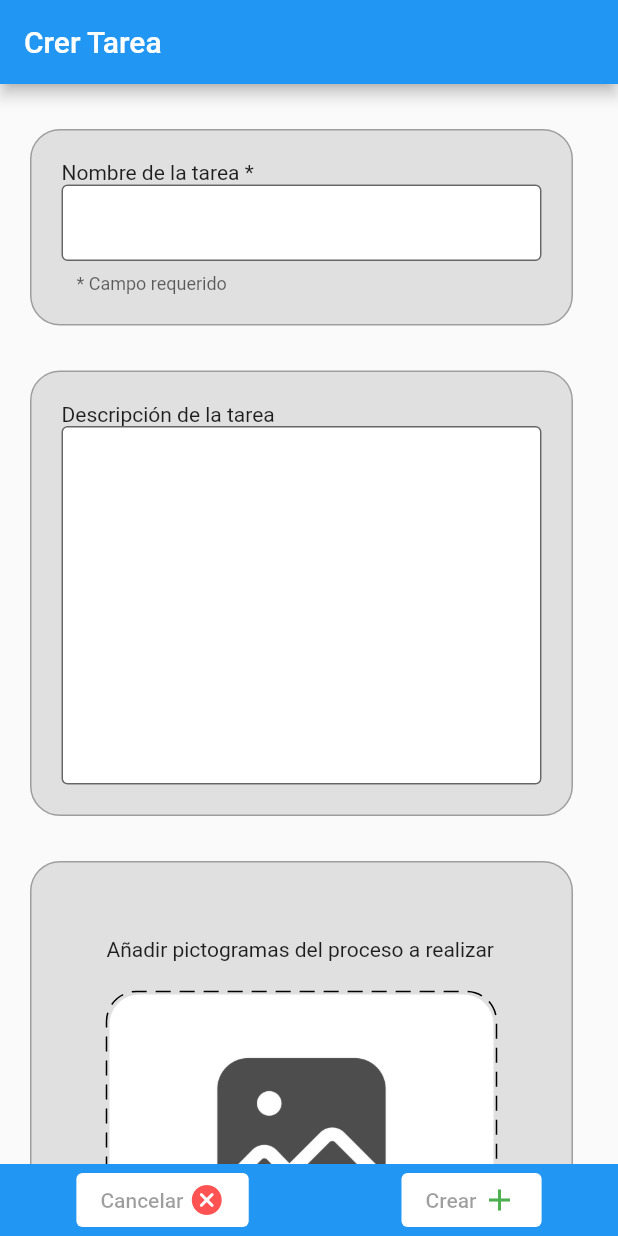
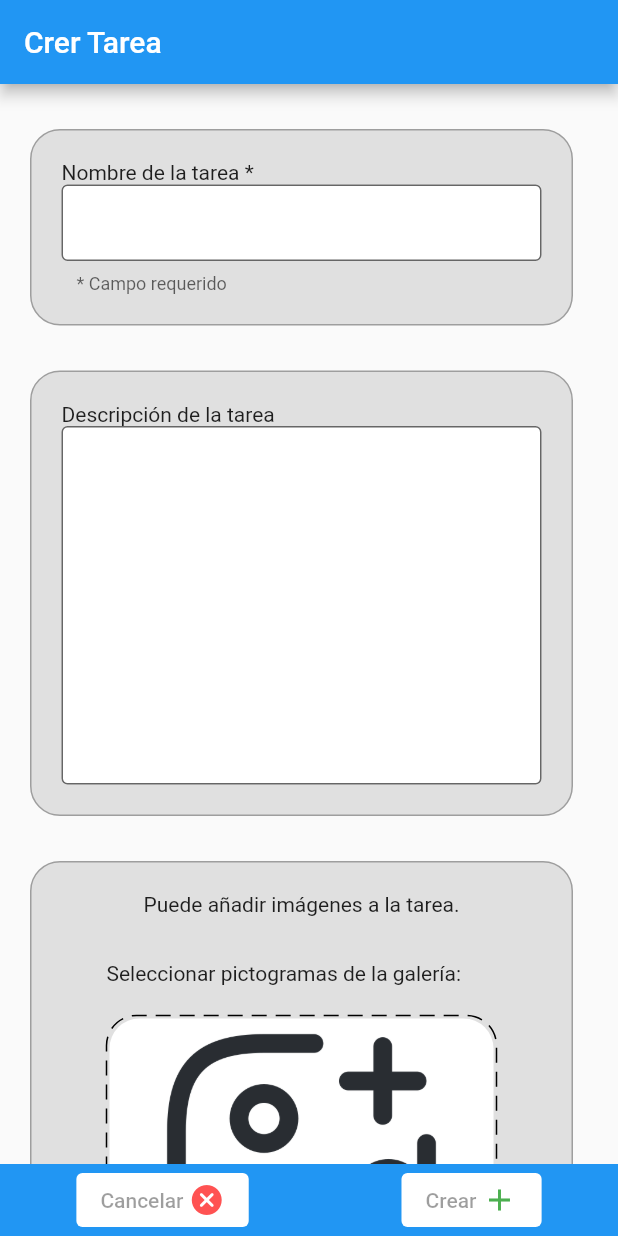
Before and after one commit to DGPAS/DGP_AS, a Flutter app: the screen it shows after launch, on a phone screen of 412 x 824 dp. Run offline on Flutter 3.47's test engine with Material 2 defaults, Android fonts, the phone set to English and light mode, and no system bars; drawn by our look-alikes of dotted_border; our stand-ins replace image_picker.

Commit message:
Avanzado formulario imagenes. Solucionar problema ficheor current_images.dart

```diff
--- a/Dability/lib/Components/form_type.dart
+++ b/Dability/lib/Components/form_type.dart
@@ -1,5 +1,9 @@
-enum FormType {
+enum TextFormType {
   title,
-  description,
-  imagesUpload
+  description
 }
+
+enum ImageFormType {
+  gallery,
+  camera
+}
--- a/Dability/lib/Components/text_form.dart
+++ b/Dability/lib/Components/text_form.dart
@@ -4,7 +4,7 @@ import 'package:dability/Components/form_type.dart';
 class TextForm extends StatefulWidget {
   final bool requiredField;
   final String titulo;
-  final FormType tipo;
+  final TextFormType tipo;
 
   const TextForm({
     Key? key,
@@ -21,15 +21,15 @@ class _TextFormState extends State<TextForm> {
   final _formKey = GlobalKey<FormState>();
   String campoRequerido = "* Campo requerido";
   String titulo = "";
-  FormType tipo = FormType.title;
+  TextFormType tipo = TextFormType.title;
   final bool requiredField;
 
   _TextFormState({required this.requiredField, required this.titulo, required this.tipo});
 
   double getContentPadding () {
-    if (tipo == FormType.title) {
+    if (tipo == TextFormType.title) {
       return 12.0;
-    } else if (tipo == FormType.description) {
+    } else if (tipo == TextFormType.description) {
       return 200.0;
     } else {
       return 12.0; // Valor por defecto
--- a/Dability/lib/Components/upload_form.dart
+++ b/Dability/lib/Components/upload_form.dart
@@ -2,13 +2,13 @@ import 'package:dotted_border/dotted_border.dart';
 import 'package:flutter/material.dart';
 import 'package:dability/Components/form_type.dart';
 import 'package:image_picker/image_picker.dart';
+import 'package:dability/Components/current_images.dart';
 import 'dart:io';
 
 class UploadForm extends StatefulWidget {
   final bool requiredField;
   final String titulo;
-  final FormType tipo;
-  String? pickedFilePath;
+  final ImageFormType tipo;
 
   UploadForm({
     Key? key,
@@ -25,19 +25,18 @@ class _UploadFormState extends State<UploadForm> {
   final _formKey = GlobalKey<FormState>();
   String campoRequerido = "* Campo requerido";
   String titulo = "";
-  FormType tipo = FormType.title;
+  ImageFormType tipo;
   final bool requiredField;
+  List<String> pickedFilePaths = [];
 
   _UploadFormState({required this.requiredField, required this.titulo, required this.tipo});
 
 
-  double getContentPadding () {
-    if (tipo == FormType.title) {
-      return 12.0;
-    } else if (tipo == FormType.description) {
-      return 200.0;
+  ImageSource _getImageSourceType () {
+    if (tipo == ImageFormType.camera) {
+      return ImageSource.camera;
     } else {
-      return 12.0; // Valor por defecto
+      return ImageSource.gallery;
     }
   }
 
@@ -62,14 +61,23 @@ class _UploadFormState extends State<UploadForm> {
               '$titulo${requiredField ? ' *' : ''}',
             ),
           ),
-          Container(
+          GestureDetector(
+            onTap: () async {
+              final picker = ImagePicker();
+              final XFile? pickedFile = await picker.pickImage(source: _getImageSourceType(), imageQuality: 100);
+
+              setState(() {
+                pickedFilePaths.add(pickedFile!.path);
+              });
+            },
+            child: Container(
               margin: const EdgeInsets.only(top: 20),
               child: DottedBorder(
                 color: Colors.black,
                 strokeWidth: 1,
                 dashPattern: [10,6],
                 borderType: BorderType.RRect,
-              radius: Radius.circular(20),
+                radius: const Radius.circular(20),
                 child: Container(
                   height: 200,
                   width: 800,
@@ -81,6 +89,11 @@ class _UploadFormState extends State<UploadForm> {
                 ),
               ),
             ),
+          ),
+
+          Container(
+            child: pickedFilePaths.isNotEmpty ? CurrentImages(images: pickedFilePaths) : const Text('Aqui se mostrarán las imágenes añadidas'),
+          )
         ],
       ),
     );
--- a/Dability/lib/add_task_forms.dart
+++ b/Dability/lib/add_task_forms.dart
@@ -25,7 +25,7 @@ class AddTaskForms extends StatelessWidget {
               ),
               padding: const EdgeInsets.all(20.0),
               margin: const EdgeInsets.only(left: 10.0, right: 20.0),
-              child: const TextForm(requiredField: true, titulo: "Nombre de la tarea", tipo: FormType.title,),
+              child: const TextForm(requiredField: true, titulo: "Nombre de la tarea", tipo: TextFormType.title,),
             ),
             Container(
               decoration: BoxDecoration(
@@ -38,7 +38,7 @@ class AddTaskForms extends StatelessWidget {
               ),
               padding: const EdgeInsets.all(20.0),
               margin: const EdgeInsets.only(left: 10.0, top: 30.0, right: 20.0),
-              child: const TextForm(requiredField: false, titulo: "Descripción de la tarea", tipo: FormType.description),
+              child: const TextForm(requiredField: false, titulo: "Descripción de la tarea", tipo: TextFormType.description),
             ),
             Container(
               decoration: BoxDecoration(
@@ -54,15 +54,21 @@ class AddTaskForms extends StatelessWidget {
               child: Column (
 
                 children: <Widget>[
+                  const Text('Puede añadir imágenes a la tarea.'),
                   Container(
                     padding: const EdgeInsets.all(20.0),
                     margin: const EdgeInsets.only(left: 10.0, top: 10.0, right: 10.0),
-                    child: UploadForm(requiredField: false, titulo: "Añadir pictogramas del proceso a realizar", tipo: FormType.imagesUpload),
+                    child: UploadForm(requiredField: false, titulo: "Seleccionar pictogramas de la galería: ", tipo: ImageFormType.gallery),
+                  ),
+                  Container(
+                    padding: const EdgeInsets.all(20.0),
+                    margin: const EdgeInsets.only(left: 10.0, top: 10.0, right: 10.0),
+                    child: UploadForm(requiredField: false, titulo: "Realizar una foto: ", tipo: ImageFormType.camera),
                   ),
                   Container(
                     padding: const EdgeInsets.all(20.0),
                     margin: const EdgeInsets.only(left: 10.0, top: 30.0, right: 10.0),
-                    child: const TextForm(requiredField: false, titulo: "Descripción de las imágenes", tipo: FormType.description),
+                    child: const TextForm(requiredField: false, titulo: "Descripción de las imágenes", tipo: TextFormType.description),
                   ),
                 ],
               ),
```
Also changed, not shown: Dability/lib/Components/current_images.dart (added, +42 -0 lines), Dability/assets/images/no_image.png. Lines whose indentation alone changed are shown as unchanged.
